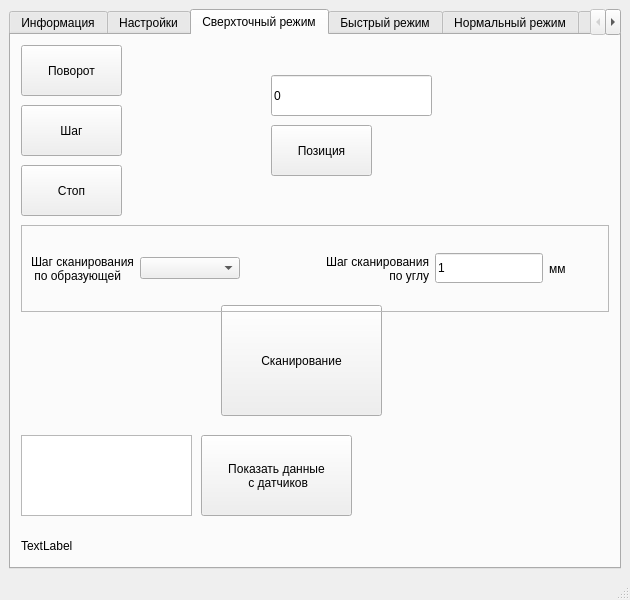
First picture: the form in rotor_ui.ui, repository BuslaySt/Rotor, before the edit.
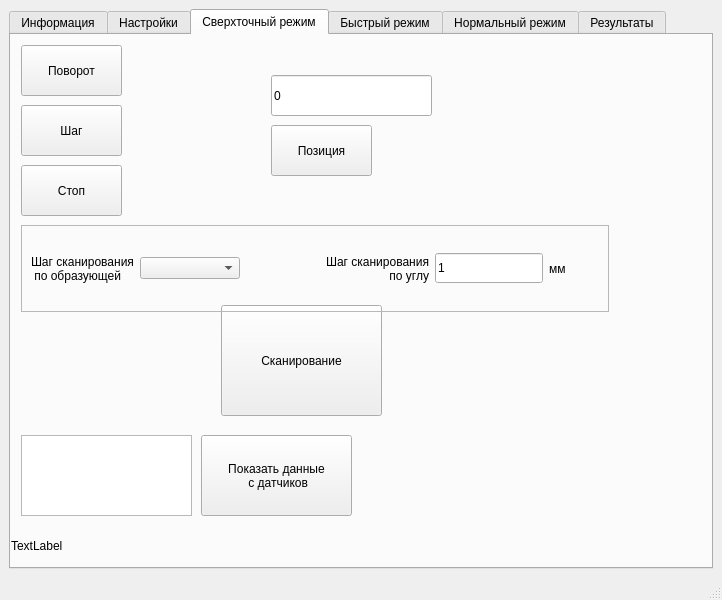
Second picture: the form after the edit. The open tabs and pages were chosen to show the change. Icons and pictures are not drawn.

What changed in the file:
```diff
--- a/rotor_ui.ui
+++ b/rotor_ui.ui
@@ -6,7 +6,7 @@
    <rect>
     <x>0</x>
     <y>0</y>
-    <width>630</width>
+    <width>722</width>
     <height>600</height>
    </rect>
   </property>
@@ -808,9 +808,9 @@
        <widget class="QLabel" name="lbl_Data">
         <property name="geometry">
          <rect>
-          <x>10</x>
+          <x>0</x>
           <y>490</y>
-          <width>581</width>
+          <width>691</width>
           <height>41</height>
          </rect>
         </property>
```
